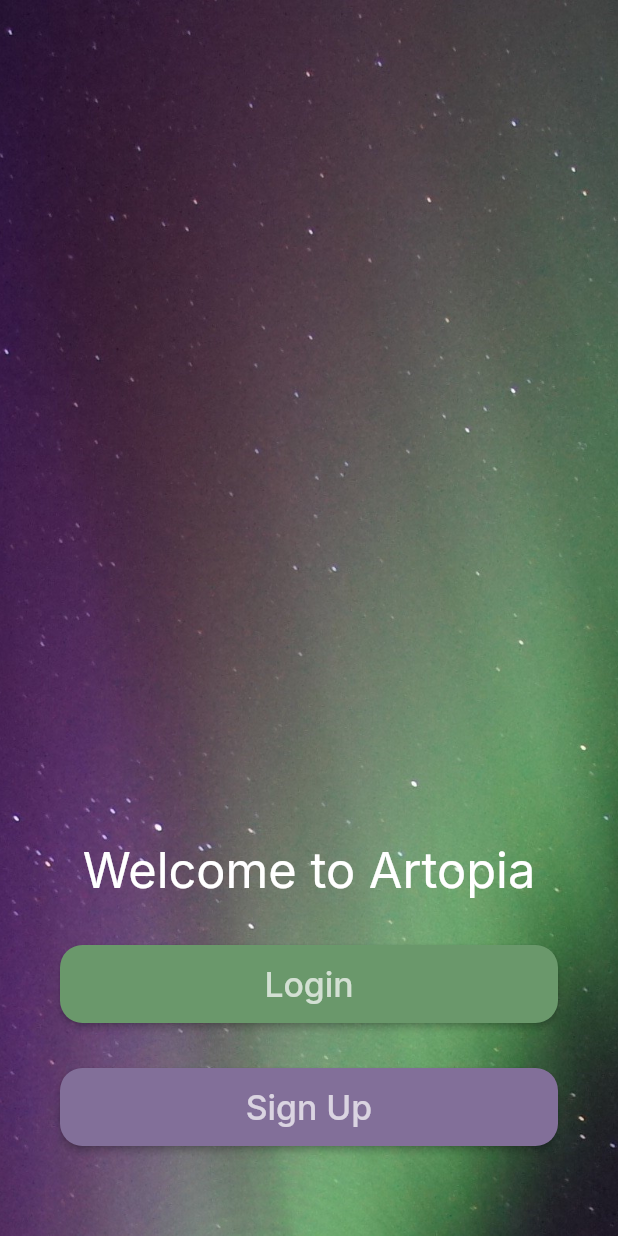
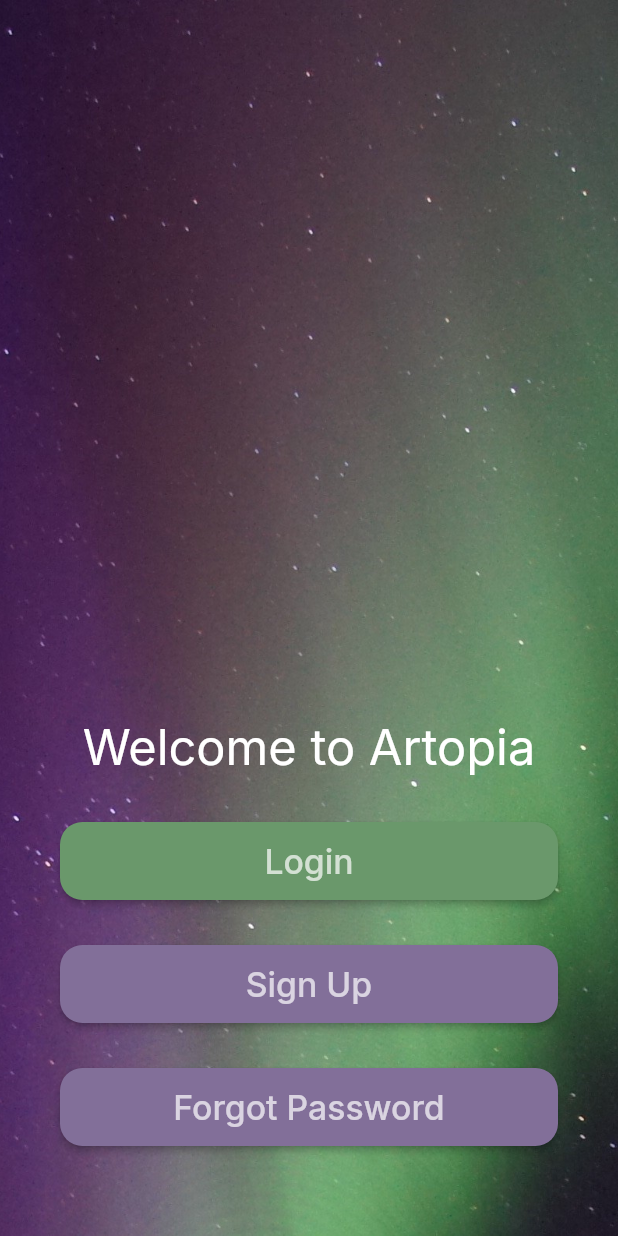
Before and after one commit to bounswe/bounswe2022group8, a Flutter app: the LandingPage screen opened directly, on a phone screen of 412 x 824 dp. Run offline on Flutter 3.47's test engine with Material 2 defaults, Android fonts, the phone set to English and light mode, and no system bars; our stand-ins replace avatar_glow, dotted_border, google_fonts; network calls fail.

Commit message:
Small fix for forgot password page and backend connections of send OTP and reset password are handled.

```diff
--- a/App/mobile/lib/landing_page.dart
+++ b/App/mobile/lib/landing_page.dart
@@ -49,6 +49,8 @@ class _LandingPageState extends State<LandingPage> {
                       LoginPageRoute(),
                       const SizedBox(height: 30),
                       SignUpScreenRoute(),
+                      const SizedBox(height: 30),
+                      ForgotPasswordScreenRoute(),
                     ],
                   ),
                 ),
--- a/App/mobile/lib/main.dart
+++ b/App/mobile/lib/main.dart
@@ -19,9 +19,9 @@ class MyApp extends StatelessWidget {
   Widget build(BuildContext context) {
     return MaterialApp(
       debugShowCheckedModeBanner: false,
-      home: ConfirmPasswordPage(),
+      //home: ConfirmPasswordPage(),
       //home: ForgotPasswordPage(),
-      //home: LandingPage(),
+      home: LandingPage(),
       // home: ProfilePage(),
       // home: HomePage(),
     );
--- a/App/mobile/lib/routes.dart
+++ b/App/mobile/lib/routes.dart
@@ -4,6 +4,7 @@ import 'package:artopia/signup_page.dart';
 import 'package:artopia/templates.dart';
 import 'package:artopia/utils/colorPalette.dart';
 import 'package:artopia/utils/textUtils.dart';
+import 'package:artopia/forgot_password.dart';
 
 class LandingPageRoute extends StatelessWidget {
   const LandingPageRoute({Key? key}) : super(key: key);
@@ -69,6 +70,33 @@ class SignUpScreenRoute extends StatelessWidget {
   }
 }
 
+class ForgotPasswordScreenRoute extends StatelessWidget {
+  ForgotPasswordScreenRoute({Key? key}) : super(key: key);
+  final TextUtils textUtils = TextUtils();
+  final ColorPalette colorPalette = ColorPalette();
+  @override
+  Widget build(BuildContext context) {
+    return ElevatedButton(
+      style: ElevatedButton.styleFrom(
+        padding: const EdgeInsets.all(12.5),
+        minimumSize: const Size(400, 50),
+        shape: RoundedRectangleBorder(
+          borderRadius: BorderRadius.circular(15.0),
+        ),
+        backgroundColor: colorPalette.frenchLilac,
+      ),
+      onPressed: () {
+        Navigator.push(
+          context,
+          MaterialPageRoute(builder: (context) => ForgotPasswordPage()),
+        );
+      },
+      child:
+          textUtils.buildText("Forgot Password", 22.5, Colors.white70, FontWeight.w500),
+    );
+  }
+}
+
 class HomePageRoute extends StatelessWidget {
   const HomePageRoute({Key? key}) : super(key: key);
 
--- a/App/mobile/lib/variables.dart
+++ b/App/mobile/lib/variables.dart
@@ -8,3 +8,17 @@ const String GET_PROFILE_ENDPOINT = "http://$HOST/api/v1/users/profile/me/" ;
 String token = "";
 String registered_username = "";
 String registered_password = "" ;
+String change_email = "";
+
+
+
+
+
+
+
+
+
+
+
+const String OTP_ENDPOINT ="http://$HOST/api/v1/auth/request-reset/";
+const String PASSWORD_RESET_ENDPOINT ="http://$HOST/api/v1/auth/password-reset/";
```
Also changed, not shown: App/mobile/lib/confirm_password.dart (+19 -4 lines), App/mobile/lib/forgot_password.dart (+22 -10 lines), App/mobile/lib/password_change.dart (added, +57 -0 lines).
